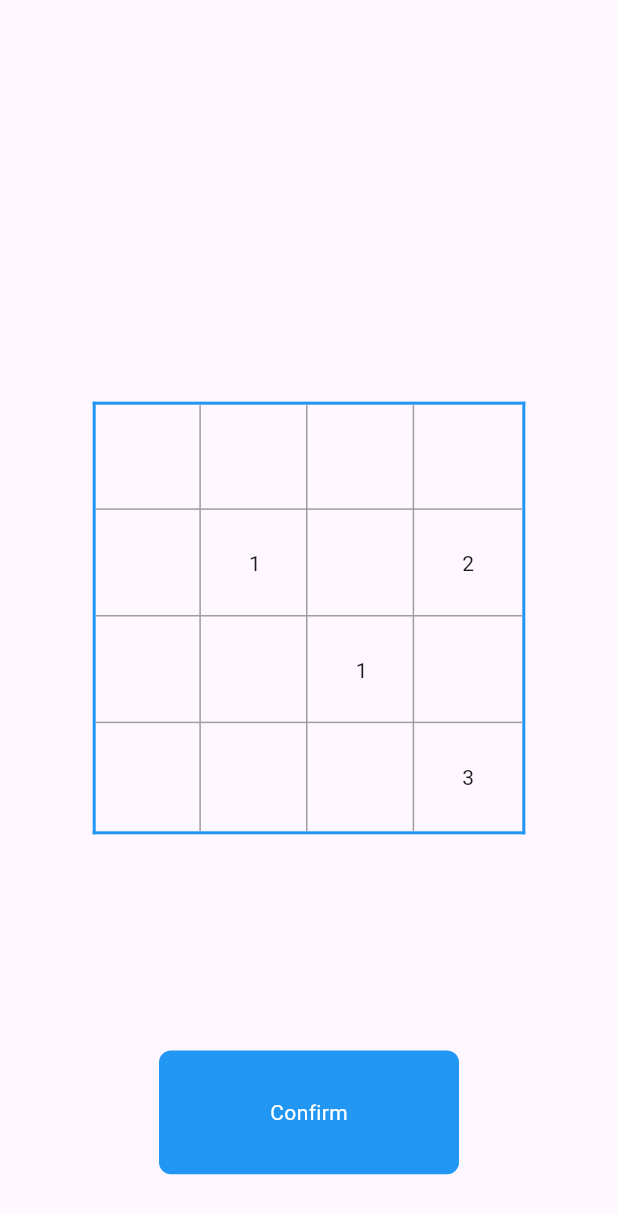
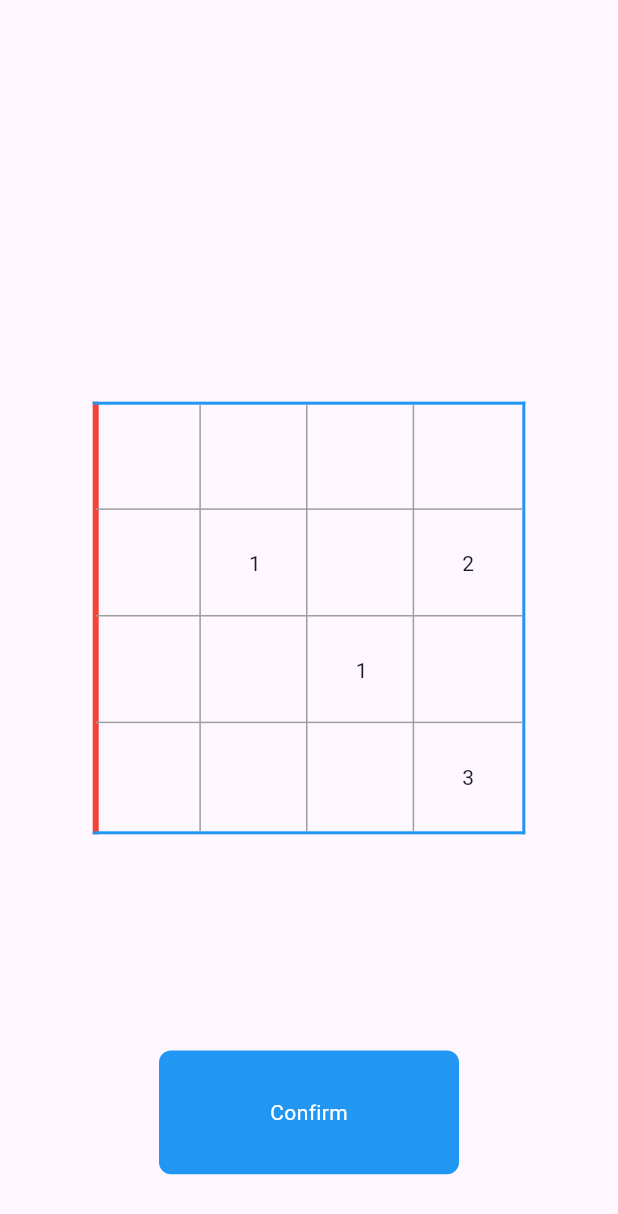
Before and after one commit to craiglabenz/fib_game, a Flutter app: the screen it shows after launch, on a phone screen of 412 x 824 dp. Shown: the top 1214 px of the screen. Run offline on Flutter 3.47's test engine with Material 3 defaults, Android fonts, the phone set to English and light mode, and no system bars; our stand-ins replace freezed_annotation.

Commit message:
Added BoardBorder widget

```diff
--- /dev/null
+++ b/lib/widgets/board_border.dart
@@ -0,0 +1,55 @@
+import 'package:fib_game/game/game.dart';
+import 'package:flutter/material.dart';
+
+class BoardBorder extends StatelessWidget {
+  const BoardBorder({
+    required this.boardSize,
+    required this.isActive,
+    required this.side,
+    required this.thickness,
+    super.key,
+  });
+
+  final Size boardSize;
+  final bool isActive;
+  final Origin side;
+  final double thickness;
+
+  Positioned _build(Widget child) => switch (side) {
+        Origin.top => Positioned(
+            top: 0,
+            left: 0,
+            width: boardSize.width,
+            height: isActive ? thickness * 2 : thickness,
+            child: child,
+          ),
+        Origin.bottom => Positioned(
+            bottom: 0,
+            left: 0,
+            width: boardSize.width,
+            height: isActive ? thickness * 2 : thickness,
+            child: child,
+          ),
+        Origin.left => Positioned(
+            left: 0,
+            top: 0,
+            height: boardSize.height,
+            width: isActive ? thickness * 2 : thickness,
+            child: child,
+          ),
+        Origin.right => Positioned(
+            right: 0,
+            top: 0,
+            height: boardSize.height,
+            width: isActive ? thickness * 2 : thickness,
+            child: child,
+          ),
+      };
+
+  @override
+  Widget build(BuildContext context) {
+    return _build(
+      ColoredBox(color: isActive ? Colors.red : Colors.blue),
+    );
+  }
+}
--- a/lib/widgets/game_board.dart
+++ b/lib/widgets/game_board.dart
@@ -1,4 +1,5 @@
 import 'package:fib_game/game/game.dart';
+import 'package:fib_game/widgets/widgets.dart';
 import 'package:flutter/material.dart';
 
 class GameBoard extends StatefulWidget {
@@ -97,40 +98,16 @@ class _GameBoardState extends State<GameBoard> {
   }
 
   List<Widget> _buildBorders(BoxConstraints constraints) {
-    return [
-      // Top border
-      Positioned(
-        top: 0,
-        left: 0,
-        height: 2,
-        width: constraints.maxWidth,
-        child: const ColoredBox(color: Colors.blue),
-      ),
-      // Left border
-      Positioned(
-        top: 0,
-        left: 0,
-        width: 2,
-        height: constraints.maxHeight,
-        child: const ColoredBox(color: Colors.blue),
-      ),
-      // Right border
-      Positioned(
-        top: 0,
-        right: 0,
-        width: 2,
-        height: constraints.maxHeight,
-        child: const ColoredBox(color: Colors.blue),
-      ),
-      // Bottom border
-      Positioned(
-        bottom: 0,
-        left: 0,
-        height: 2,
-        width: constraints.maxWidth,
-        child: const ColoredBox(color: Colors.blue),
-      ),
-    ];
+    return Origin.values
+        .map<BoardBorder>(
+          (origin) => BoardBorder(
+            side: origin,
+            boardSize: Size(constraints.maxHeight, constraints.maxWidth),
+            isActive: origin == widget.game.state.nextNumberOrigin,
+            thickness: widget.borderThickness,
+          ),
+        )
+        .toList();
   }
 
   List<Widget> _buildNumbers(BoxConstraints constraints, GameState state) {
--- a/lib/widgets/widgets.dart
+++ b/lib/widgets/widgets.dart
@@ -1,3 +1,4 @@
+export 'board_border.dart';
 export 'confirm_move_button.dart';
 export 'game_area.dart';
 export 'game_board.dart';
```
